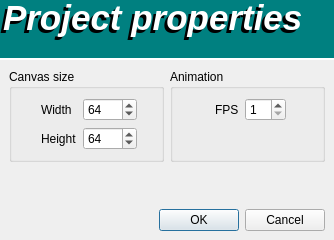
Above: src/projectsettings_dialog.ui from LoxoSoftware/IndexBourne before the change. Below: the same form after it.
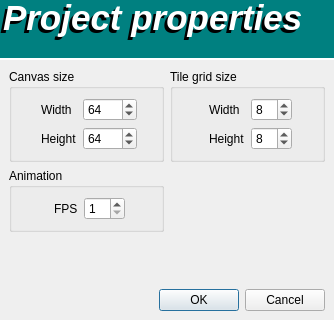
That is the form after the change.

Commit message: Added controls to change tile grid size (in project settings)

Diff of the .ui file:
```diff
--- a/src/projectsettings_dialog.ui
+++ b/src/projectsettings_dialog.ui
@@ -7,7 +7,7 @@
     <x>0</x>
     <y>0</y>
     <width>334</width>
-    <height>240</height>
+    <height>320</height>
    </rect>
   </property>
   <property name="minimumSize">
@@ -16,12 +16,6 @@
     <height>240</height>
    </size>
   </property>
-  <property name="maximumSize">
-   <size>
-    <width>334</width>
-    <height>240</height>
-   </size>
-  </property>
   <property name="windowTitle">
    <string>Project properties</string>
   </property>
@@ -162,6 +156,67 @@
    <item row="1" column="0">
     <widget class="QWidget" name="body" native="true">
      <layout class="QGridLayout" name="gridLayout_2">
+      <item row="0" column="1">
+       <widget class="QGroupBox" name="groupBox_3">
+        <property name="title">
+         <string>Tile grid size</string>
+        </property>
+        <layout class="QFormLayout" name="formLayout_3">
+         <property name="fieldGrowthPolicy">
+          <enum>QFormLayout::FieldGrowthPolicy::FieldsStayAtSizeHint</enum>
+         </property>
+         <property name="formAlignment">
+          <set>Qt::AlignmentFlag::AlignHCenter|Qt::AlignmentFlag::AlignTop</set>
+         </property>
+         <item row="0" column="0">
+          <widget class="QLabel" name="label_5">
+           <property name="text">
+            <string>Width</string>
+           </property>
+          </widget>
+         </item>
+         <item row="0" column="1">
+          <widget class="QSpinBox" name="spbTGWidth">
+           <property name="minimum">
+            <number>4</number>
+           </property>
+           <property name="maximum">
+            <number>64</number>
+           </property>
+           <property name="singleStep">
+            <number>1</number>
+           </property>
+           <property name="value">
+            <number>8</number>
+           </property>
+          </widget>
+         </item>
+         <item row="1" column="0">
+          <widget class="QLabel" name="label_4">
+           <property name="text">
+            <string>Height</string>
+           </property>
+          </widget>
+         </item>
+         <item row="1" column="1">
+          <widget class="QSpinBox" name="spbTGHeight">
+           <property name="minimum">
+            <number>4</number>
+           </property>
+           <property name="maximum">
+            <number>64</number>
+           </property>
+           <property name="singleStep">
+            <number>1</number>
+           </property>
+           <property name="value">
+            <number>8</number>
+           </property>
+          </widget>
+         </item>
+        </layout>
+       </widget>
+      </item>
       <item row="0" column="0">
        <widget class="QGroupBox" name="groupBox">
         <property name="title">
@@ -223,17 +278,20 @@
         </layout>
        </widget>
       </item>
-      <item row="2" column="0" colspan="2">
-       <widget class="QDialogButtonBox" name="buttonBox">
+      <item row="2" column="1">
+       <spacer name="verticalSpacer">
         <property name="orientation">
-         <enum>Qt::Orientation::Horizontal</enum>
+         <enum>Qt::Orientation::Vertical</enum>
         </property>
-        <property name="standardButtons">
-         <set>QDialogButtonBox::StandardButton::Cancel|QDialogButtonBox::StandardButton::Ok</set>
+        <property name="sizeHint" stdset="0">
+         <size>
+          <width>20</width>
+          <height>40</height>
+         </size>
         </property>
-       </widget>
+       </spacer>
       </item>
-      <item row="0" column="1">
+      <item row="1" column="0">
        <widget class="QGroupBox" name="groupBox_2">
         <property name="title">
          <string>Animation</string>
@@ -265,18 +323,15 @@
         </layout>
        </widget>
       </item>
-      <item row="1" column="1">
-       <spacer name="verticalSpacer">
+      <item row="3" column="0" colspan="2">
+       <widget class="QDialogButtonBox" name="buttonBox">
         <property name="orientation">
-         <enum>Qt::Orientation::Vertical</enum>
+         <enum>Qt::Orientation::Horizontal</enum>
         </property>
-        <property name="sizeHint" stdset="0">
-         <size>
-          <width>20</width>
-          <height>40</height>
-         </size>
+        <property name="standardButtons">
+         <set>QDialogButtonBox::StandardButton::Cancel|QDialogButtonBox::StandardButton::Ok</set>
         </property>
-       </spacer>
+       </widget>
       </item>
      </layout>
     </widget>
```
The commit also changes 3 other files.
